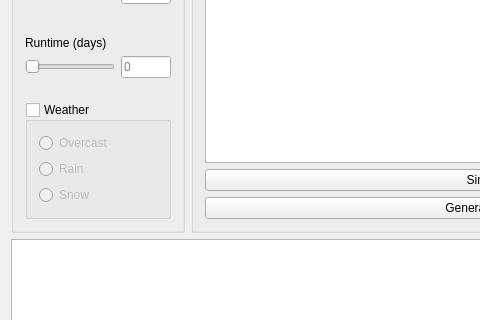
The window that CrowdAnalysys/mainwindow.ui (AlexanderJHill/Software-Engineering) describes before a commit, drawn with Qt 5; both pictures show x 0 to 480 and y 303 to 623 of the 800 by 710 pixel window.
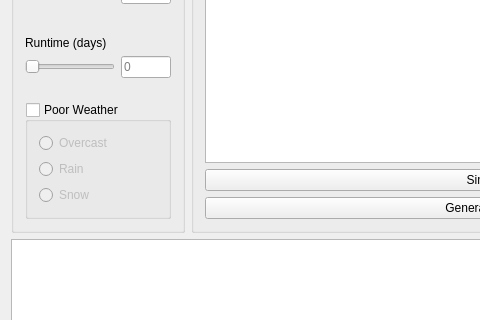
The same window after the commit.

```diff
--- a/CrowdAnalysys/mainwindow.ui
+++ b/CrowdAnalysys/mainwindow.ui
@@ -265,7 +265,7 @@
        <item>
         <widget class="QGroupBox" name="weather">
          <property name="title">
-          <string>Weather</string>
+          <string>Poor Weather</string>
          </property>
          <property name="checkable">
           <bool>true</bool>
```
